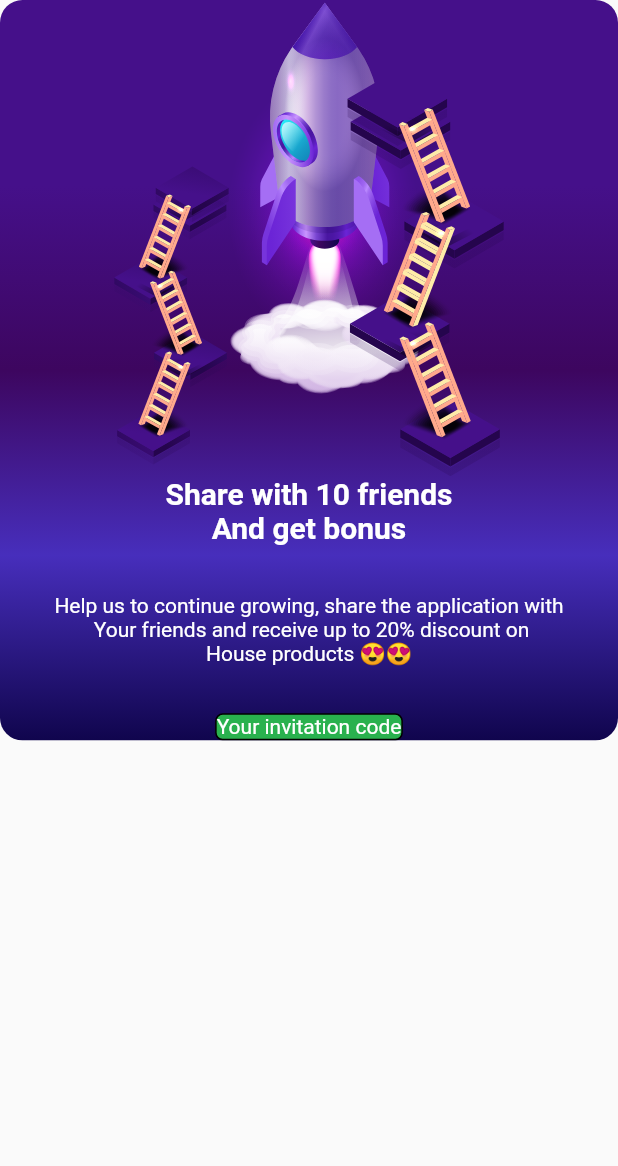
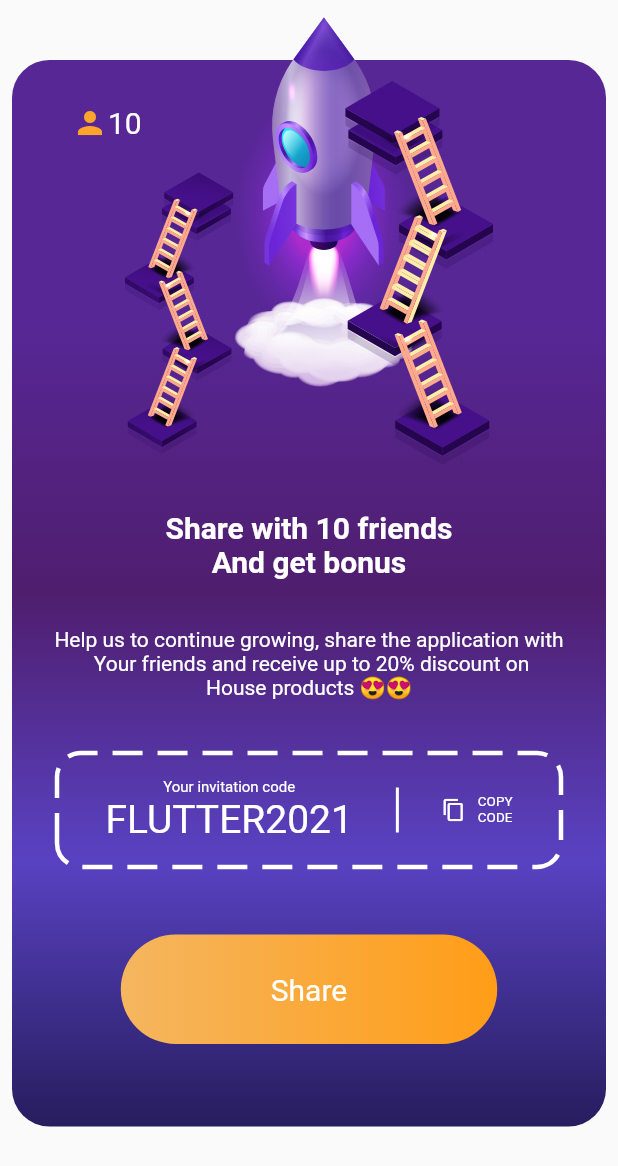
Before and after one commit to Hosam11/home_food, a Flutter app: the SharedScreen screen opened by its route, on a phone screen of 412 x 824 dp. Shown: the top 1166 px of the screen. Run offline on Flutter 3.47's test engine with Material 2 defaults, Android fonts, the phone set to English and light mode, and no system bars; drawn by our look-alikes of dotted_border; our stand-ins replace flutter_svg, percent_indicator.

Commit message:
finished shared screen design

```diff
--- a/lib/routes.dart
+++ b/lib/routes.dart
@@ -5,14 +5,14 @@ import 'package:home_food/screens/shared/shared_screen.dart';
 import 'screens/home/home_screen.dart';
 
 const homeScreen = 'homeScreen';
-const secondScreen = 'secondScreen';
+const billeteraScreen = 'billeteraScreen';
 const sharedScreen = 'sharedScreen';
 
 Route<dynamic>? generateRoutes(RouteSettings settings) {
   switch (settings.name) {
     case homeScreen:
       return createPageBuilder(const HomeScreen());
-    case secondScreen:
+    case billeteraScreen:
       return createPageBuilder(const BilleteraScreen());
     case sharedScreen:
       return createPageBuilder(const SharedScreen());
--- a/lib/screens/billetera/billetera_screen.dart
+++ b/lib/screens/billetera/billetera_screen.dart
@@ -1,6 +1,6 @@
 import 'package:flutter/material.dart';
-import 'package:home_food/screens/billetera/widget/win_dialog.dart';
-import 'package:home_food/screens/billetera/widget/win_header.dart';
+import 'package:home_food/routes.dart';
+import 'package:home_food/screens/billetera/widget/z_billertera_widgets.dart';
 
 class BilleteraScreen extends StatelessWidget {
   const BilleteraScreen({Key? key}) : super(key: key);
@@ -9,6 +9,11 @@ class BilleteraScreen extends StatelessWidget {
   Widget build(BuildContext context) {
     return Scaffold(
       backgroundColor: Colors.white,
+      floatingActionButton: FloatingActionButton(
+        backgroundColor: const Color(0xFF0E294E),
+        onPressed: () => Navigator.pushNamed(context, sharedScreen),
+        child: const Icon(Icons.arrow_forward),
+      ),
       body: SingleChildScrollView(
         child: Column(
           children: [
--- a/lib/screens/billetera/widget/win_dialog.dart
+++ b/lib/screens/billetera/widget/win_dialog.dart
@@ -1,9 +1,7 @@
 import 'package:flutter/material.dart';
 import 'package:flutter/rendering.dart';
 import 'package:home_food/constants/images.dart';
-import 'package:home_food/screens/billetera/widget/product_point_card.dart';
-import 'package:home_food/screens/billetera/widget/profile_card.dart';
-import 'package:home_food/screens/billetera/widget/wallet_card.dart';
+import 'package:home_food/screens/billetera/widget/z_billertera_widgets.dart';
 
 class WinDialog extends StatelessWidget {
   const WinDialog({Key? key}) : super(key: key);
--- a/lib/screens/billetera/widget/win_header.dart
+++ b/lib/screens/billetera/widget/win_header.dart
@@ -1,3 +1,5 @@
+import 'dart:math';
+
 import 'package:flutter/cupertino.dart';
 import 'package:flutter/material.dart';
 import 'package:flutter_svg/flutter_svg.dart';
@@ -9,6 +11,7 @@ class WinHeader extends StatelessWidget {
 
   @override
   Widget build(BuildContext context) {
+    debugPrint('WinHeader.build CAL = ${-pi / 10.0}');
     return Padding(
       padding: const EdgeInsets.symmetric(horizontal: 16.0),
       child: Stack(
@@ -31,10 +34,13 @@ class WinHeader extends StatelessWidget {
                     mainAxisSize: MainAxisSize.min,
                     crossAxisAlignment: CrossAxisAlignment.end,
                     children: [
-                      SvgPicture.asset(
-                        coinSvg,
-                        height: 25,
-                        width: 25,
+                      Transform(
+                        transform: Matrix4.skewY(0.2)..rotateZ(-.4),
+                        child: SvgPicture.asset(
+                          coinSvg,
+                          height: 25,
+                          width: 25,
+                        ),
                       ),
                       const SizedBox(width: 16),
                       Column(
@@ -63,10 +69,13 @@ class WinHeader extends StatelessWidget {
                     // mainAxisSize: MainAxisSize.max,
                     crossAxisAlignment: CrossAxisAlignment.end,
                     children: [
-                      SvgPicture.asset(
-                        coinSvg,
-                        height: 25,
-                        width: 25,
+                      Transform(
+                        transform: Matrix4.skewX(0.3)..rotateZ(-.25),
+                        child: SvgPicture.asset(
+                          coinSvg,
+                          height: 30,
+                          width: 30,
+                        ),
                       ),
                       // Spacer(),
                     ],
--- /dev/null
+++ b/lib/screens/billetera/widget/z_billertera_widgets.dart
@@ -0,0 +1,5 @@
+export 'product_point_card.dart';
+export 'profile_card.dart';
+export 'wallet_card.dart';
+export 'win_dialog.dart';
+export 'win_header.dart';
--- a/lib/screens/home/home_screen.dart
+++ b/lib/screens/home/home_screen.dart
@@ -1,37 +1,9 @@
 import 'package:flutter/cupertino.dart';
 import 'package:flutter/material.dart';
 import 'package:flutter/services.dart';
+import 'package:home_food/routes.dart';
 
-import 'package:home_food/screens/billetera/widget/win_dialog.dart';
-import 'package:home_food/screens/billetera/widget/win_header.dart';
 import 'home_widgets/widgets.dart';
-
-final dialog = SingleChildScrollView(
-  child: Column(
-    children: [
-      const SizedBox(height: 100),
-      Stack(
-        clipBehavior: Clip.none,
-        children: const [
-          Padding(
-            padding: EdgeInsets.symmetric(horizontal: 12.0, vertical: 8.0),
-            child: WinDialog(),
-          ),
-          // Positioned(top: -50, child: WinHeader()),
-          Positioned.fill(
-            top: -50,
-            child: Padding(
-              padding: EdgeInsets.symmetric(horizontal: 30.0),
-              child: WinHeader(),
-            ),
-          ),
-        ],
-      ),
-
-      // WinHeader(),
-    ],
-  ),
-);
 
 class HomeScreen extends StatelessWidget {
   const HomeScreen({Key? key}) : super(key: key);
@@ -43,6 +15,11 @@ class HomeScreen extends StatelessWidget {
         statusBarColor: Color(0xFF0E294E),
       ),
       child: Scaffold(
+        floatingActionButton: FloatingActionButton(
+          backgroundColor: const Color(0xFF0E294E),
+          onPressed: () => Navigator.pushNamed(context, billeteraScreen),
+          child: const Icon(Icons.arrow_forward),
+        ),
         body: SafeArea(
           child: SingleChildScrollView(
             child: Column(
--- a/lib/screens/home/home_widgets/first_part.dart
+++ b/lib/screens/home/home_widgets/first_part.dart
@@ -1,7 +1,6 @@
 import 'package:flutter_svg/flutter_svg.dart';
 import 'package:home_food/clipper/custom_clip_path.dart';
 import 'package:home_food/constants/svgs.dart';
-import 'package:home_food/routes.dart';
 
 import 'package:flutter/material.dart';
 import 'package:home_food/screens/home/home_widgets/widgets.dart';
@@ -79,15 +78,10 @@ class FirstPart extends StatelessWidget {
                         ),
                         Container(
                           margin: const EdgeInsets.only(top: 90, left: 20),
-                          child: InkWell(
-                            onTap: () {
-                              Navigator.pushNamed(context, secondScreen);
-                            },
-                            child: SvgPicture.asset(
-                              greenLeafSvg,
-                              width: 100,
-                              fit: BoxFit.cover,
-                            ),
+                          child: SvgPicture.asset(
+                            greenLeafSvg,
+                            width: 100,
+                            fit: BoxFit.cover,
                           ),
                         ),
                       ],
--- a/lib/screens/shared/shared_screen.dart
+++ b/lib/screens/shared/shared_screen.dart
@@ -1,8 +1,7 @@
 import 'package:flutter/cupertino.dart';
 import 'package:flutter/material.dart';
-import 'package:flutter_svg/flutter_svg.dart';
-import 'package:home_food/constants/styles.dart';
-import 'package:home_food/constants/svgs.dart';
+
+import 'widgets/z_shared_screen_widgets.dart';
 
 class SharedScreen extends StatelessWidget {
   const SharedScreen({Key? key}) : super(key: key);
@@ -11,68 +10,12 @@ class SharedScreen extends StatelessWidget {
   Widget build(BuildContext context) {
     return Scaffold(
       body: SingleChildScrollView(
-        child: Column(
-          children: [
-            Container(
-              decoration: BoxDecoration(
-                borderRadius: BorderRadius.circular(15),
-                gradient: const LinearGradient(
-                  colors: [
-                    Color(0xFF45108A),
-                    Color(0xFF45108A),
-                    Color(0xFF3D065F),
-                    Color(0xFF472EBC),
-                    Color(0xFF10054D),
-                  ],
-                  begin: Alignment.topCenter,
-                  end: Alignment.bottomCenter,
-                  // stops: const [0.0, 0.1, 0.1, 0.1, 0.0],
-                  // tileMode: TileMode.mirror,);
-                ),
-              ),
-              child: Column(
-                children: [
-                  SvgPicture.asset(rokectSvg),
-                  Center(
-                    child: Text(
-                      'Share with 10 friends \nAnd get bonus',
-                      textAlign: TextAlign.center,
-                      style: whiteTextStyle.copyWith(
-                        fontSize: 20,
-                        fontWeight: FontWeight.bold,
-                      ),
-                    ),
-                  ),
-                  const SizedBox(height: 16),
-                  const Padding(
-                    padding: EdgeInsets.all(16.0),
-                    child: Center(
-                      child: Text(
-                        'Help us to continue growing, share the application with \n Your friends and receive up to 20% discount on \nHouse products 😍😍',
-                        textAlign: TextAlign.center,
-                        style: whiteTextStyle,
-                      ),
-                    ),
-                  ),
-                  const SizedBox(height: 16),
-                  Container(
-                    decoration: BoxDecoration(
-                        color: const Color(0xff29B14E),
-                        borderRadius: BorderRadius.circular(5),
-                        border: Border.all()),
-                    child: Column(
-                      children: const [
-                        Text(
-                          'Your invitation code',
-                          style: whiteTextStyle,
-                        ),
-                      ],
-                    ),
-                  )
-                ],
-              ),
-            ),
-          ],
+        child: SafeArea(
+          child: Column(
+            children: const [
+              RocketDialog(),
+            ],
+          ),
         ),
       ),
     );
--- /dev/null
+++ b/lib/screens/shared/widgets/invitation_code.dart
@@ -0,0 +1,59 @@
+import 'package:dotted_border/dotted_border.dart';
+import 'package:flutter/material.dart';
+import 'package:home_food/constants/styles.dart';
+
+class InvitationCode extends StatelessWidget {
+  const InvitationCode({
+    Key? key,
+  }) : super(key: key);
+
+  @override
+  Widget build(BuildContext context) {
+    return Padding(
+      padding: const EdgeInsets.symmetric(horizontal: 30.0),
+      child: DottedBorder(
+        borderType: BorderType.RRect,
+        radius: const Radius.circular(16),
+        strokeWidth: 3,
+        dashPattern: const [20, 10],
+        color: Colors.white,
+        child: Container(
+          padding: const EdgeInsets.symmetric(horizontal: 20.0, vertical: 15),
+          child: Row(
+            mainAxisAlignment: MainAxisAlignment.spaceAround,
+            children: [
+              Column(
+                children: [
+                  Text(
+                    'Your invitation code',
+                    style: whiteTextStyle.copyWith(fontSize: 10),
+                  ),
+                  Text(
+                    'FLUTTER2021',
+                    style: whiteTextStyle.copyWith(fontSize: 26),
+                  ),
+                ],
+              ),
+              Padding(
+                padding: const EdgeInsets.symmetric(horizontal: 8.0),
+                child: SizedBox(
+                  width: 2,
+                  height: 30,
+                  child: Container(color: Colors.white),
+                ),
+              ),
+              Row(
+                children: [
+                  const Icon(Icons.copy, color: Colors.white, size: 16),
+                  const SizedBox(width: 8),
+                  Text('COPY\nCODE',
+                      style: whiteTextStyle.copyWith(fontSize: 9)),
+                ],
+              ),
+            ],
+          ),
+        ),
+      ),
+    );
+  }
+}
--- /dev/null
+++ b/lib/screens/shared/widgets/rocket_dialog.dart
@@ -0,0 +1,68 @@
+import 'package:flutter/material.dart';
+import 'package:flutter_svg/flutter_svg.dart';
+import 'package:home_food/constants/styles.dart';
+import 'package:home_food/constants/svgs.dart';
+import 'package:home_food/screens/shared/widgets/z_shared_screen_widgets.dart';
+
+const imgHeight = 300.0;
+
+class RocketDialog extends StatelessWidget {
+  const RocketDialog({Key? key}) : super(key: key);
+
+  @override
+  Widget build(BuildContext context) {
+    return Padding(
+      padding: const EdgeInsets.symmetric(horizontal: 8.0),
+      child: Stack(
+        children: [
+          Container(
+            margin: const EdgeInsets.only(top: 40),
+            // height: 400,
+            child: const Padding(
+              padding: EdgeInsets.only(top: imgHeight),
+              child: RocketDialogContent(),
+            ),
+            decoration: BoxDecoration(
+              borderRadius: BorderRadius.circular(25),
+              gradient: LinearGradient(
+                colors: [
+                  const Color(0xFF45108A).withOpacity(.9),
+                  const Color(0xFF45108A).withOpacity(.9),
+                  const Color(0xFF3D065F).withOpacity(.9),
+                  const Color(0xFF472EBC).withOpacity(.9),
+                  const Color(0xFF10054D).withOpacity(.9),
+                ],
+                begin: Alignment.topCenter,
+                end: Alignment.bottomCenter,
+              ),
+            ),
+          ),
+          Center(
+            child: Container(
+              margin: const EdgeInsets.only(top: 10),
+              child: Padding(
+                padding: const EdgeInsets.symmetric(horizontal: 60.0),
+                child: SvgPicture.asset(
+                  rokectSvg,
+                  height: imgHeight,
+                ),
+              ),
+            ),
+          ),
+          Container(
+            margin: const EdgeInsets.only(top: 70, left: 40),
+            child: Row(
+              children: [
+                const Icon(Icons.person, color: Color(0xffFCA42C)),
+                Text(
+                  '10',
+                  style: whiteTextStyle.copyWith(fontSize: 20),
+                ),
+              ],
+            ),
+          )
+        ],
+      ),
+    );
+  }
+}
--- /dev/null
+++ b/lib/screens/shared/widgets/rocket_dialog_content.dart
@@ -0,0 +1,52 @@
+import 'package:flutter/material.dart';
+import 'package:home_food/constants/styles.dart';
+import 'package:home_food/screens/shared/widgets/z_shared_screen_widgets.dart';
+
+class RocketDialogContent extends StatelessWidget {
+  const RocketDialogContent({
+    Key? key,
+  }) : super(key: key);
+
+  @override
+  Widget build(BuildContext context) {
+    return Column(
+      children: [
+        Center(
+          child: Text(
+            'Share with 10 friends \nAnd get bonus',
+            textAlign: TextAlign.center,
+            style: whiteTextStyle.copyWith(
+              fontSize: 20,
+              fontWeight: FontWeight.bold,
+            ),
+          ),
+        ),
+        const SizedBox(height: 16),
+        const Padding(
+          padding: EdgeInsets.all(16.0),
+          child: Center(
+            child: Text(
+              'Help us to continue growing, share the application with \n Your friends and receive up to 20% discount on \nHouse products 😍😍',
+              textAlign: TextAlign.center,
+              style: whiteTextStyle,
+            ),
+          ),
+        ),
+        const SizedBox(height: 20),
+        const InvitationCode(),
+        const SizedBox(height: 45),
+        Container(
+          padding: const EdgeInsets.symmetric(horizontal: 100, vertical: 25),
+          decoration: BoxDecoration(
+            borderRadius: BorderRadius.circular(39),
+            gradient: const LinearGradient(
+              colors: [Color(0xffF5B65F), Color(0xffFF9D17)],
+            ),
+          ),
+          child: Text('Share', style: whiteTextStyle.copyWith(fontSize: 20)),
+        ),
+        const SizedBox(height: 55),
+      ],
+    );
+  }
+}
--- /dev/null
+++ b/lib/screens/shared/widgets/z_shared_screen_widgets.dart
@@ -0,0 +1,3 @@
+export 'invitation_code.dart';
+export 'rocket_dialog.dart';
+export 'rocket_dialog_content.dart';
```
